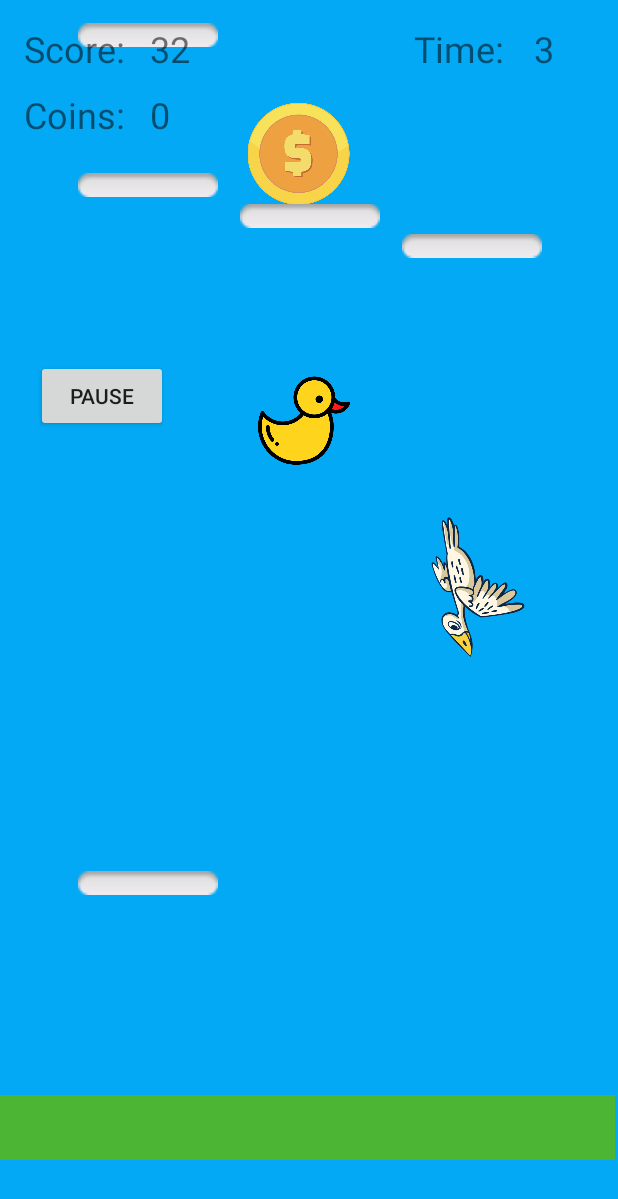
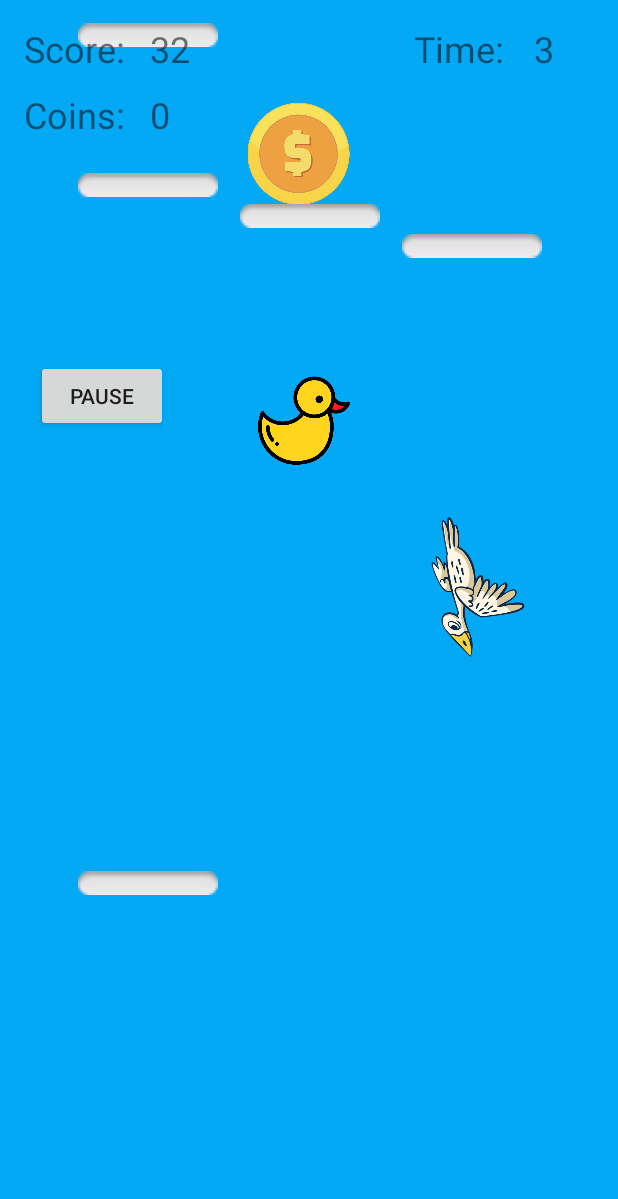
Before and after one commit to LukasOttenhof/Duckjump, an Android app: the GameManager screen opened directly, with no data from a screen before it, on a phone screen of 412 x 824 dp. Shown: the top 1199 px of the screen. Run offline under Robolectric (Android 15) with nearby library versions, the light colour scheme and no system bars; Roboto replaces fonts that are not available here.

Commit message:
added proper citation for the duck icon

```diff
--- a/duckJumpGame/app/src/main/java/com/example/duckjumpgame/AnimateImageView.java
+++ b/duckJumpGame/app/src/main/java/com/example/duckjumpgame/AnimateImageView.java
@@ -110,7 +110,6 @@ public class AnimateImageView {
      */
     public void endRunnables(){
         stopAnimation = true;
-
     }
 
     /**
--- a/duckJumpGame/app/src/main/java/com/example/duckjumpgame/GameManager.java
+++ b/duckJumpGame/app/src/main/java/com/example/duckjumpgame/GameManager.java
@@ -152,7 +152,7 @@ public class GameManager extends AppCompatActivity{
     }
 
     /**
-     * Open the winPage when the game is over and end the runnables.
+     * Open the winPage when the game is over and end the runnqables.
      * If the runnables arent ended the quacking noise will continue
      * while in the EndPage
      *
--- a/duckJumpGame/app/src/main/java/com/example/duckjumpgame/MainActivity.java
+++ b/duckJumpGame/app/src/main/java/com/example/duckjumpgame/MainActivity.java
@@ -75,8 +75,8 @@ public class MainActivity extends AppCompatActivity{
         TextView mainText = findViewById(R.id.mainText);
         Button playButton = findViewById(R.id.playButton);
         Button creditButton = findViewById(R.id.creditButton);
-        mainText.setText("Created by: Cole, Edan, and Lukas");
-        mainText.setTextSize(30);
+        mainText.setText("Created by: Cole, Edan, and Lukas. Duck icon created by Freepik, https://www.flaticon.com/free-icons/duck");
+        mainText.setTextSize(20);
         creditButton.setOnClickListener(this::backToMain);
 
         creditButton.setText("Back To Menu");
--- a/duckJumpGame/app/src/main/res/layout/activity_game_manager.xml
+++ b/duckJumpGame/app/src/main/res/layout/activity_game_manager.xml
@@ -135,16 +135,6 @@
         app:srcCompat="@drawable/theduck" />
 
     <TextView
-        android:id="@+id/textView"
-        android:layout_width="410dp"
-        android:layout_height="43dp"
-        android:layout_marginTop="730dp"
-        android:background="@color/green"
-        android:text=""
-        app:layout_constraintStart_toStartOf="parent"
-        app:layout_constraintTop_toTopOf="parent" />
-
-    <TextView
         android:id="@+id/textView2"
         android:layout_width="wrap_content"
         android:layout_height="wrap_content"
```
